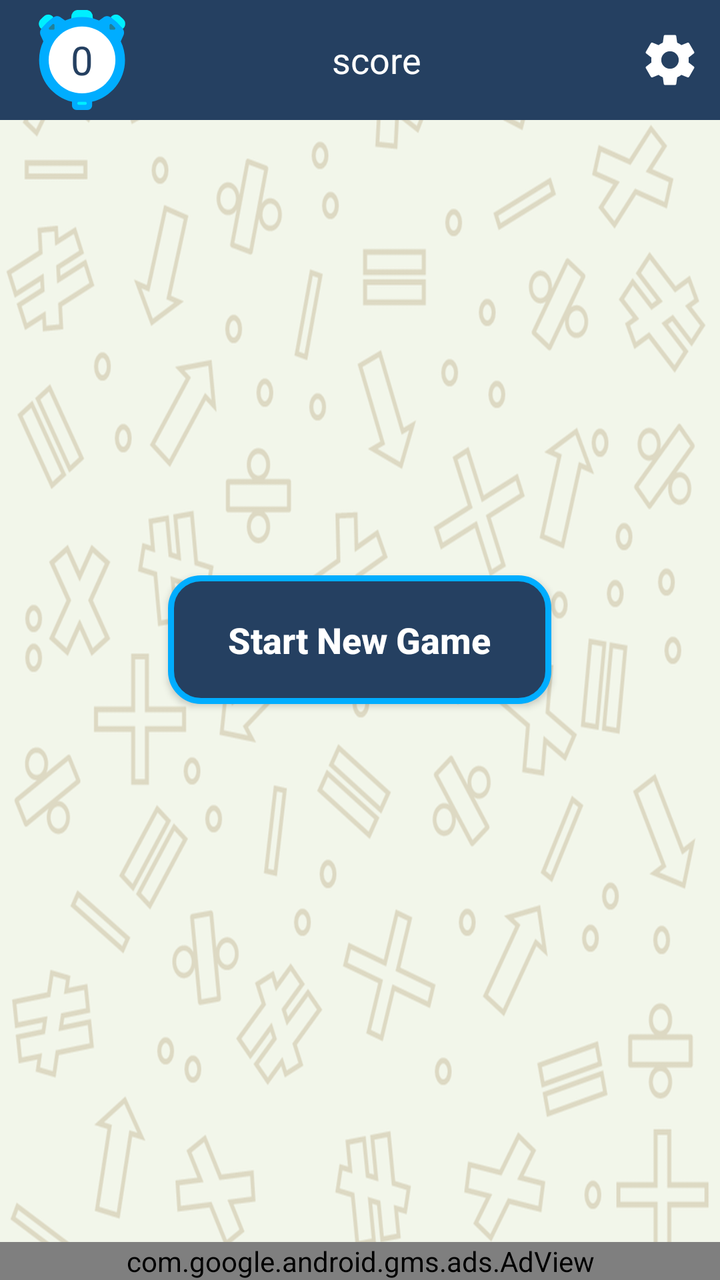
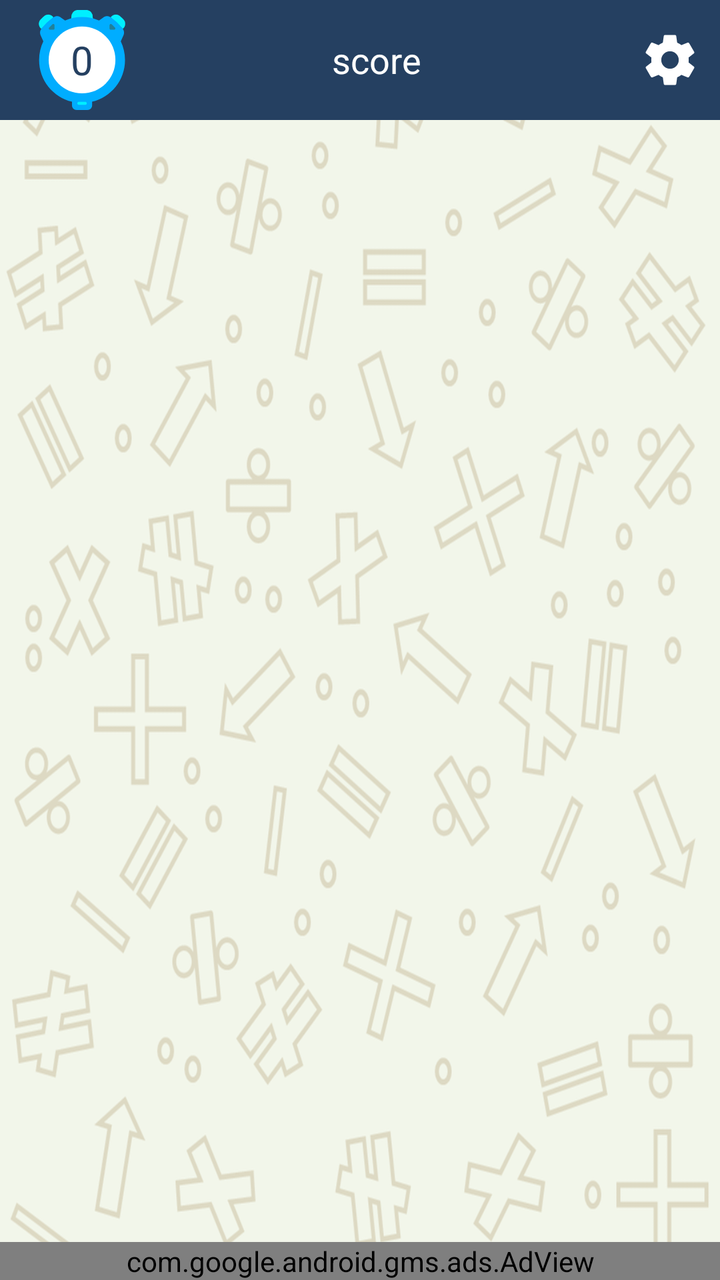

Two renders of the same Android screen: before a commit and after it. Below are the layout's source before the change and the commit's diff.
<!-- AndroidManifest.xml: application theme AppTheme -->
<!-- res/layout/activity_main.xml -->
<?xml version="1.0" encoding="utf-8"?>
<RelativeLayout xmlns:android="http://schemas.android.com/apk/res/android"
    xmlns:app="http://schemas.android.com/apk/res-auto"
    xmlns:tools="http://schemas.android.com/tools"
    android:id="@+id/main_layout"
    android:layout_width="match_parent"
    android:layout_height="match_parent"
    android:background="@drawable/app_background">

    <android.support.v7.widget.Toolbar
        android:id="@+id/main_toolbar"
        android:layout_width="match_parent"
        android:layout_height="wrap_content"
        android:layout_alignParentTop="true"
        android:background="@color/colorPrimary"
        android:layoutDirection="ltr">

        <RelativeLayout
            android:layout_width="match_parent"
            android:layout_height="match_parent"
            android:layout_marginTop="5dp"
            android:layout_marginBottom="5dp">

            <TextView
                android:id="@+id/main_tv_timer"
                android:layout_width="50dp"
                android:layout_height="50dp"
                android:layout_alignParentLeft="true"
                android:layout_centerVertical="true"
                android:background="@drawable/ic_chronometer"
                android:gravity="center"
                android:text="0"
                android:textColor="@color/colorPrimaryDark"
                android:textSize="20sp" />

            <TextView
                android:id="@+id/main_tv_score"
                android:layout_width="wrap_content"
                android:layout_height="wrap_content"
                android:layout_alignParentTop="true"
                android:layout_centerHorizontal="true"
                android:layout_centerVertical="true"
                android:gravity="center_horizontal"
                android:text="score"
                android:textColor="@color/colorWhite"
                android:textSize="18sp" />

            <ImageView
                android:id="@+id/main_iv_setting"
                android:layout_width="50dp"
                android:layout_height="50dp"
                android:layout_alignParentRight="true"
                android:layout_centerVertical="true"
                android:padding="10dp"
                android:src="@drawable/ic_settings_black_24dp" />
        </RelativeLayout>
    </android.support.v7.widget.Toolbar>

    <LinearLayout
        android:id="@+id/main_quiz_layout"
        android:layout_width="match_parent"
        android:layout_height="match_parent"
        android:layout_above="@id/adView"
        android:layout_below="@id/main_toolbar"
        android:layoutDirection="ltr"
        android:orientation="vertical"
        android:padding="10dp"
        android:visibility="gone">

        <TextView
            android:id="@+id/main_tv_question"
            android:layout_width="match_parent"
            android:layout_height="wrap_content"
            android:layout_marginStart="10dp"
            android:layout_marginEnd="10dp"
            android:layout_weight="1"
            android:background="@drawable/question_background"
            android:gravity="center"
            android:text=""
            android:textSize="30sp" />

        <LinearLayout
            android:layout_width="match_parent"
            android:layout_height="wrap_content"
            android:layout_weight="1.5"
            android:orientation="horizontal"
            android:weightSum="2">

            <Button
                android:id="@+id/main_btn_answer1"
                android:layout_width="0dp"
                android:layout_height="match_parent"
                android:layout_margin="10dp"
                android:layout_weight="1"
                android:background="@drawable/answers_background"
                android:text=""
                android:textSize="32sp"
                android:textStyle="bold" />

            <Button
                android:id="@+id/main_btn_answer2"
                android:layout_width="0dp"
                android:layout_height="match_parent"
                android:layout_margin="10dp"
                android:layout_weight="1"
                android:background="@drawable/answers_background"
                android:text=""
                android:textSize="32sp"
                android:textStyle="bold" />
        </LinearLayout>

        <LinearLayout
            android:layout_width="match_parent"
            android:layout_height="wrap_content"
            android:layout_weight="1.5"
            android:orientation="horizontal">

            <Button
                android:id="@+id/main_btn_answer3"
                android:layout_width="0dp"
                android:layout_height="match_parent"
                android:layout_margin="10dp"
                android:layout_weight="1"
                android:background="@drawable/answers_background"
                android:text=""
                android:textSize="32sp"
                android:textStyle="bold" />

            <Button
                android:id="@+id/main_btn_answer4"
                android:layout_width="0dp"
                android:layout_height="match_parent"
                android:layout_margin="10dp"
                android:layout_weight="1"
                android:background="@drawable/answers_background"
                android:text=""
                android:textSize="32sp"
                android:textStyle="bold" />
        </LinearLayout>
    </LinearLayout>

    <LinearLayout
        android:id="@+id/main_game_over_layout"
        android:layout_width="wrap_content"
        android:layout_height="wrap_content"
        android:layout_centerInParent="true"
        android:background="@drawable/bg_popup_base_panel"
        android:gravity="center_horizontal"
        android:orientation="vertical"
        android:paddingStart="40dp"
        android:paddingTop="10dp"
        android:paddingEnd="40dp"
        android:paddingBottom="10dp"
        android:visibility="gone">

        <TextView
            android:id="@+id/main_game_over_tv_score"
            android:layout_width="wrap_content"
            android:layout_height="wrap_content"
            android:text="@string/score"
            android:textColor="@color/colorPrimaryDark"
            android:textSize="20sp"
            android:textStyle="bold" />

        <Button
            android:id="@+id/main_game_over_btn_watch_video"
            android:layout_width="wrap_content"
            android:layout_height="wrap_content"
            android:layout_marginTop="15dp"
            android:background="@drawable/button_background_one"
            android:paddingStart="20dp"
            android:paddingEnd="20dp"
            android:text="@string/watch_video"
            android:textAllCaps="false"
            android:textColor="@color/colorBlack"
            android:textSize="16sp" />

        <TextView
            android:id="@+id/main_game_over_tv_video_hint"
            android:layout_width="wrap_content"
            android:layout_height="wrap_content"
            android:text="@string/watch_video_hint"
            android:textColor="@color/colorPrimaryDark" />

        <Button
            android:id="@+id/main_game_over_btn_to_quiz"
            android:layout_width="wrap_content"
            android:layout_height="wrap_content"
            android:layout_marginTop="15dp"
            android:background="@drawable/button_background_three"
            android:paddingStart="20dp"
            android:paddingEnd="20dp"
            android:text="@string/play_quiz"
            android:textAllCaps="false"
            android:textColor="@color/colorWhite"
            android:textSize="16sp" />

        <TextView
            android:id="@+id/main_game_over_tv_quiz_hint"
            android:layout_width="wrap_content"
            android:layout_height="wrap_content"
            android:text="@string/play_quiz_hint"
            android:textColor="@color/colorPrimaryDark" />

        <Button
            android:id="@+id/main_game_over_btn_start_again"
            android:layout_width="wrap_content"
            android:layout_height="wrap_content"
            android:layout_marginTop="15dp"
            android:background="@drawable/button_background_two"
            android:paddingStart="20dp"
            android:paddingEnd="20dp"
            android:text="@string/start_again"
            android:textAllCaps="false"
            android:textColor="@color/colorWhite"
            android:textSize="16sp" />
    </LinearLayout>

    <Button
        android:id="@+id/main_btn_start"
        android:layout_width="wrap_content"
        android:layout_height="wrap_content"
        android:layout_centerInParent="true"
        android:background="@drawable/button_background_two"
        android:paddingStart="30dp"
        android:paddingTop="20dp"
        android:paddingEnd="30dp"
        android:paddingBottom="20dp"
        android:text="@string/start_again"
        android:textAllCaps="false"
        android:textColor="@color/colorWhite"
        android:textSize="18sp"
        android:textStyle="bold" />

    <com.google.android.gms.ads.AdView xmlns:ads="http://schemas.android.com/apk/res-auto"
        android:id="@+id/adView"
        android:layout_width="match_parent"
        android:layout_height="wrap_content"
        android:layout_alignParentBottom="true"
        android:layout_centerHorizontal="true"
        ads:adSize="SMART_BANNER"
        ads:adUnitId="ca-app-pub-3940256099942544/6300978111" />
</RelativeLayout>
<!-- resources referenced by this layout -->
<resources>
  <color name="colorBlack">#000</color>
  <color name="colorPrimary">#254061</color>
  <color name="colorPrimaryDark">#254061</color>
  <color name="colorWhite">#FFF</color>
  <!-- drawable answers_background (drawable) -->
  <?xml version="1.0" encoding="utf-8"?>
  <shape xmlns:android="http://schemas.android.com/apk/res/android">
      <corners android:radius="25dp" />
      <solid android:color="#AAf2f2f2"/>
      <stroke
          android:color="@color/colorPrimaryDark"
          android:width="3dp"
          android:dashWidth="5dp" />
  </shape>
  <!-- drawable bg_popup_base_panel (drawable) -->
  <shape xmlns:android="http://schemas.android.com/apk/res/android">
      <solid
          android:color="#AAFFFFFF"/>
      <corners
          android:radius="15dp" />
      <padding
          android:left="10dp"
          android:top="10dp"
          android:right="10dp"
          android:bottom="10dp" />
      <stroke android:color="@color/colorBlack" android:width="2dp"/>
  </shape>
  <!-- drawable button_background_three (drawable) -->
  <shape xmlns:android="http://schemas.android.com/apk/res/android">
      <solid
          android:color="@color/light_more"/>
      <corners
          android:radius="15dp" />
      <padding
          android:left="10dp"
          android:top="10dp"
          android:right="10dp"
          android:bottom="10dp" />
      <stroke
          android:width="3dp"
          android:color="@color/dark_one"/>
  </shape>
  <!-- drawable button_background_two (drawable) -->
  <shape xmlns:android="http://schemas.android.com/apk/res/android">
      <solid
          android:color="@color/dark_one"/>
      <corners
          android:radius="15dp" />
      <padding
          android:left="10dp"
          android:top="10dp"
          android:right="10dp"
          android:bottom="10dp" />
      <stroke
          android:width="3dp"
          android:color="@color/light_more"/>
  </shape>
  <!-- drawable question_background (drawable) -->
  <?xml version="1.0" encoding="utf-8"?>
  <shape xmlns:android="http://schemas.android.com/apk/res/android">
      <solid android:color="@color/colorWhite" />
      <corners android:radius="25dp" />
      <stroke
          android:width="5dp"
          android:color="@color/dark_two" />
  </shape>
  <string name="play_quiz">Play Quick Quiz</string>
  <string name="play_quiz_hint">Test your skills and get extra seconds</string>
  <string name="score">Score</string>
  <string name="start_again">Start New Game</string>
  <string name="watch_video">Watch Video</string>
  <string name="watch_video_hint">Get 5 seconds extra</string>
  <style name="AppTheme" parent="Theme.AppCompat.Light.DarkActionBar">
          
          <item name="colorPrimary">@color/colorPrimary</item>
          <item name="colorPrimaryDark">@color/colorPrimaryDark</item>
          <item name="colorAccent">@color/colorAccent</item>
      </style>
  <color name="light_quite">#00efff</color>
  <color name="dark_one">#254061</color>
  <color name="light_more">#00adff</color>
  <color name="dark_two">#218099</color>
  <color name="colorAccent">#00efff</color>
  <!-- unchanged entries left out for length: 4 -->
</resources>

<!-- the commit's change to res/layout/activity_main.xml (unified diff, before → after) -->
@@ -144,20 +144,30 @@
         android:layout_width="wrap_content"
         android:layout_height="wrap_content"
         android:layout_centerInParent="true"
+        android:layout_marginTop="10dp"
+        android:layout_marginBottom="10dp"
         android:background="@drawable/bg_popup_base_panel"
-        android:gravity="center_horizontal"
+        android:gravity="center"
         android:orientation="vertical"
         android:paddingStart="40dp"
         android:paddingTop="10dp"
         android:paddingEnd="40dp"
-        android:paddingBottom="10dp"
-        android:visibility="gone">
+        android:visibility="gone"
+        android:paddingBottom="10dp">
+
+        <ImageView
+            android:layout_width="80dp"
+            android:layout_height="80dp"
+            android:padding="5dp"
+            android:src="@drawable/ic_loser"
+            android:id="@+id/main_game_over_iv_status"/>
 
         <TextView
             android:id="@+id/main_game_over_tv_score"
             android:layout_width="wrap_content"
             android:layout_height="wrap_content"
             android:text="@string/score"
+            android:gravity="center_horizontal"
             android:textColor="@color/colorPrimaryDark"
             android:textSize="20sp"
             android:textStyle="bold" />
@@ -214,6 +224,22 @@
             android:textAllCaps="false"
             android:textColor="@color/colorWhite"
             android:textSize="16sp" />
+
+        
+        
+        
+        
+        
+        
+        
+        
+        
+        
+        
+        
+        
+        
+        
     </LinearLayout>
 
     <Button
@@ -228,9 +254,11 @@
         android:paddingBottom="20dp"
         android:text="@string/start_again"
         android:textAllCaps="false"
+
         android:textColor="@color/colorWhite"
         android:textSize="18sp"
-        android:textStyle="bold" />
+        android:textStyle="bold"
+        android:visibility="gone" />
 
     <com.google.android.gms.ads.AdView xmlns:ads="http://schemas.android.com/apk/res-auto"
         android:id="@+id/adView"
<!-- resource entries referenced after the edit -->
@@ -57,6 +57,13 @@
           android:width="3dp"
           android:color="@color/light_more"/>
   </shape>
+  <!-- drawable ic_loser (drawable) -->
+  <vector android:height="24dp" android:viewportHeight="31.953"
+      android:viewportWidth="31.953" android:width="24dp" xmlns:android="http://schemas.android.com/apk/res/android">
+      <path android:fillColor="#969696" android:pathData="M5.174,19.758h15.629v12.195h-15.629z"/>
+      <path android:fillColor="#969696" android:pathData="M22.557,3.928m-3.928,0a3.928,3.928 0,1 1,7.856 0a3.928,3.928 0,1 1,-7.856 0"/>
+      <path android:fillColor="#969696" android:pathData="M25.173,27.842V15.693L23.05,15.66l0.783,-7.456l-1.97,0.119l-0.299,3.716l-1.854,-4.52l-4.365,-0.553l-1.632,11.739l8.21,0.102l0.037,9.035l0,0v1.506h4.818v-1.506H25.173zM20.336,15.674l-0.01,0.02h-0.795l0.074,-3.43l1.193,3.41H20.336z"/>
+  </vector>
   <!-- drawable question_background (drawable) -->
   <?xml version="1.0" encoding="utf-8"?>
   <shape xmlns:android="http://schemas.android.com/apk/res/android">
@@ -82,7 +89,7 @@
   <color name="dark_one">#254061</color>
   <color name="light_more">#00adff</color>
   <color name="dark_two">#218099</color>
-  <color name="colorAccent">#00efff</color>
+  <color name="colorAccent">#00adff</color>
   <!-- unchanged entries left out for length: 4 -->
 </resources>
 
